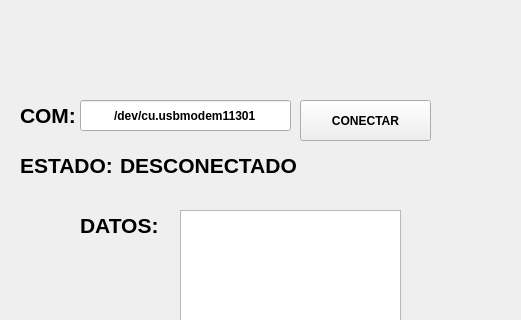
Old version of the form Unidad 4/Python/P22_InterfazConexionArduino2.ui in the repository UrielGG777/prueba-subirrepost; both pictures show x 0 to 521 and y 0 to 320 of the 753 by 486 pixel window.
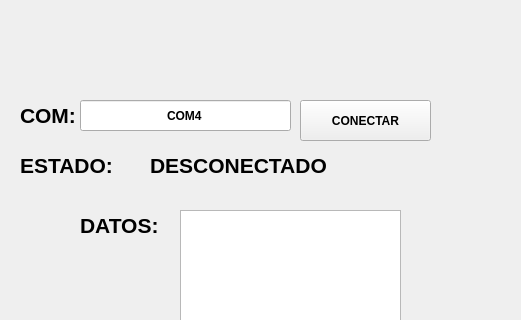
New version of the form. Icons and pictures are not drawn.

The edit to the form file:
```diff
--- a/Unidad 4/Python/P22_InterfazConexionArduino2.ui
+++ b/Unidad 4/Python/P22_InterfazConexionArduino2.ui
@@ -17,9 +17,9 @@
    <widget class="QLabel" name="txt_estado">
     <property name="geometry">
      <rect>
-      <x>120</x>
+      <x>150</x>
       <y>150</y>
-      <width>181</width>
+      <width>231</width>
       <height>31</height>
      </rect>
     </property>
@@ -58,7 +58,7 @@
      <rect>
       <x>20</x>
       <y>150</y>
-      <width>101</width>
+      <width>131</width>
       <height>31</height>
      </rect>
     </property>
@@ -89,7 +89,7 @@
      </font>
     </property>
     <property name="text">
-     <string>/dev/cu.usbmodem11301</string>
+     <string>COM4</string>
     </property>
     <property name="alignment">
      <set>Qt::AlignCenter</set>
```
Left out of the diff: 2 changed lines with no effect on the pictures.
